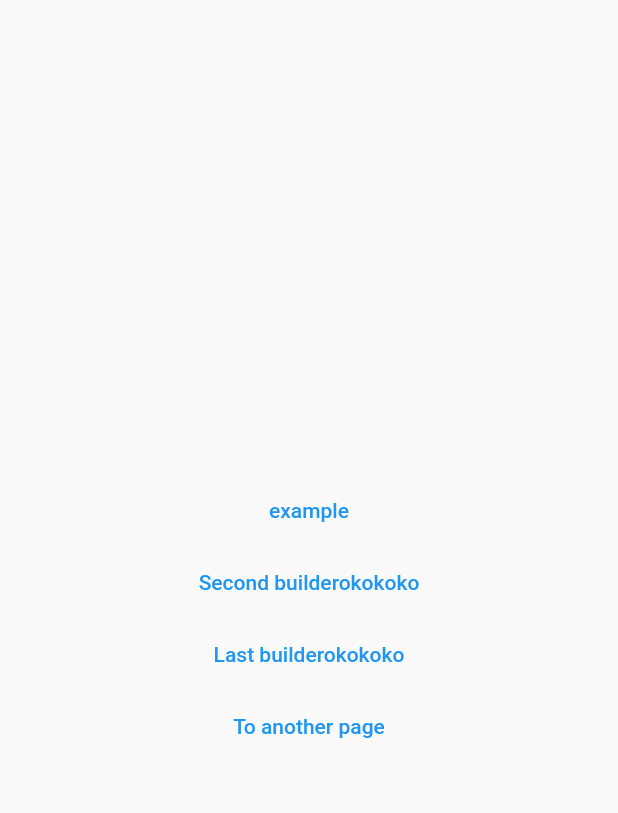
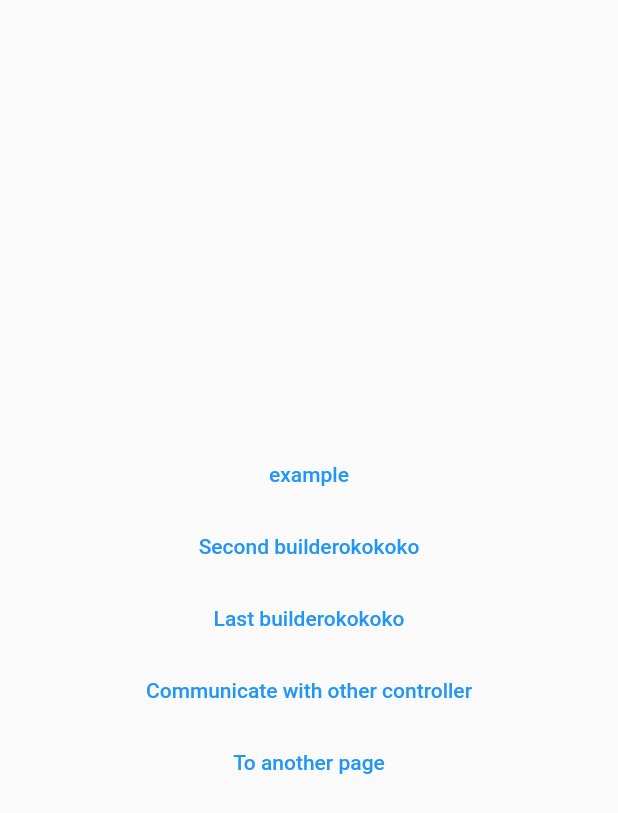
Before and after one commit to Drolegc/findx, a Flutter app: the screen it shows after launch, on a phone screen of 412 x 824 dp. Shown: the top 813 px of the screen. Run offline on Flutter 3.47's test engine with Material 2 defaults, Android fonts, the phone set to English and light mode, and no system bars.

Commit message:
Allow communication with other controllers

```diff
--- a/example/lib/controllers.dart
+++ b/example/lib/controllers.dart
@@ -40,3 +40,11 @@ class GlobalController extends FindXController {
         .join();
   }
 }
+
+class CommunicationWithOthers extends FindXController {
+
+  void testCommunication(){
+    var globalControllerComm = findOtherController<GlobalController>();
+    print(globalControllerComm);
+  }
+}
--- a/example/lib/main.dart
+++ b/example/lib/main.dart
@@ -131,11 +131,37 @@ class LastFindXBuilder extends StatelessWidget {
     return FindXBuilder<Controller>(
         //put: Controller(),
         builder: (_) {
-          return TextButton(
-              onPressed: () {
-                _.changeRandomData();
-              },
-              child: Text("Last builder" + _.sampleData));
+          return Column(
+            children: [
+              TextButton(
+                  onPressed: () {
+                    _.changeRandomData();
+                  },
+                  child: Text("Last builder" + _.sampleData)),
+              CommFindXBuilder()
+            ],
+          );
         });
   }
 }
+
+
+class CommFindXBuilder extends StatelessWidget {
+
+
+  @override
+  Widget build(BuildContext context) {
+
+    return FindXBuilder<CommunicationWithOthers>(
+        put: CommunicationWithOthers(),
+        allowCommunicationWithOthers: true,
+        builder: (_) {
+      return TextButton(
+          onPressed: () {
+            _.testCommunication();
+          },
+          child: Text("Communicate with other controller"));
+    });
+  }
+
+}
--- a/lib/findx_builder.dart
+++ b/lib/findx_builder.dart
@@ -6,26 +6,25 @@ import 'package:flutter/widgets.dart';
 typedef FindXControllerBuilder<T extends FindXController> = Widget Function(
     T controller);
 
-
 class FindXBuilder<T extends FindXController> extends StatefulWidget {
-
   final FindXControllerBuilder<T> builder;
   final T? put;
-  final String? id,idController;
+  final String? id, idController;
+  final bool allowCommunicationWithOthers;
 
-  const FindXBuilder({
-    required this.builder,
-    this.put,
-    this.id,
-    this.idController
-  });
+  const FindXBuilder(
+      {required this.builder,
+      this.put,
+      this.id,
+      this.idController,
+      this.allowCommunicationWithOthers = false});
 
   @override
   _FindXBuilderState<T> createState() => _FindXBuilderState<T>();
 }
 
-class _FindXBuilderState<T extends FindXController> extends State<FindXBuilder<T>> {
-
+class _FindXBuilderState<T extends FindXController>
+    extends State<FindXBuilder<T>> {
   T? _controller;
   T get controller => _controller!;
 
@@ -37,15 +36,9 @@ class _FindXBuilderState<T extends FindXController> extends State<FindXBuilder<T
     super.initState();
 
     _listener = (ids) {
+      if (ids == null) return setState(() {});
 
-      if(ids == null)
-        return setState(() {
-        });
-
-      if(ids.contains(widget.id))
-        setState(() {
-        });
-
+      if (ids.contains(widget.id)) setState(() {});
     };
   }
 
@@ -57,17 +50,18 @@ class _FindXBuilderState<T extends FindXController> extends State<FindXBuilder<T
 
   @override
   Widget build(BuildContext context) {
-    if(_controller == null){
-
-      if(widget.put != null){
+    if (_controller == null) {
+      if (widget.put != null) {
         _controller = widget.put;
-        FindXStore.of(context)!.store.put<T>(_controller!,id: _controller!.id);
-      }else{
-        _controller = FindXStore.of(context)!.store.find<T>(id: widget.idController);
+        FindXStore.of(context)!.store.put<T>(_controller!,
+            id: _controller!.id,
+            allowComunicationWithOthers: widget.allowCommunicationWithOthers);
+      } else {
+        _controller =
+            FindXStore.of(context)!.store.find<T>(id: widget.idController);
       }
 
-      if(!controller.hasListeners)
-        controller.addListener(_listener);
+      if (!controller.hasListeners) controller.addListener(_listener);
     }
 
     return widget.builder(controller);
@@ -79,5 +73,4 @@ class _FindXBuilderState<T extends FindXController> extends State<FindXBuilder<T
     controller.removeListener(_listener);
     _findXStore!.store.remove<T>(id: controller.id);
   }
-
 }
--- a/lib/findx_controller.dart
+++ b/lib/findx_controller.dart
@@ -1,11 +1,34 @@
 import 'package:findx/findx_change_notifier.dart';
+import 'package:flutter/widgets.dart';
 
 abstract class FindXController extends FindXChangeNotifier {
 
   final String? id;
   final bool permanent;
+  Map<String, FindXController>? _controllers;
 
-  FindXController({this.id,this.permanent = false});
+  void allowComunicationWithOthers(Map<String,FindXController> controllers){
+    _controllers = controllers;
+  }
+
+  FindXController({this.id,this.permanent = false,Map<String,FindXController>? controllers}){
+    _controllers = controllers;
+  }
+
+  @protected
+  T findOtherController<T extends FindXController>({String? id}) {
+    var name = (id == null) ? T.toString() : T.toString() + id;
+
+    if(_controllers == null)
+      throw "Can't find controller $name from ${this.runtimeType} because ${this.runtimeType} is not allowed to find other controllers.";
+
+    final controller = _controllers![name];
+
+    if (controller == null)
+      throw "Can't find controller $name, did you create it and put it in the tree?";
+
+    return _controllers![name] as T;
+  }
 
   void update({List<String>? ids}){
     notifyListeners(ids);
--- a/lib/findx_store.dart
+++ b/lib/findx_store.dart
@@ -37,11 +37,15 @@ class _FindXStore {
     return _controllers[name] as T;
   }
 
-  void put<T extends FindXController>(T controller, {String? id}) {
+  void put<T extends FindXController>(T controller, {String? id,bool allowComunicationWithOthers = false}) {
     var name = (id == null)
         ? controller.runtimeType.toString()
         : controller.runtimeType.toString() + id;
-    if (_controllers[name] == null) _controllers[name] = controller;
+
+    if (_controllers[name] == null) {
+      controller.allowComunicationWithOthers(_controllers);
+      _controllers[name] = controller;
+    }
   }
 
   void remove<T extends FindXController>({String? id}) {
```
